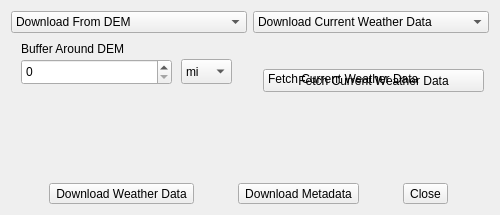
Old version of the form src/gui/stationFetchWidget.ui in the repository firelab/windninja.
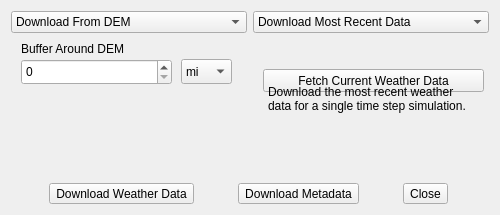
New version of the form. Icons and pictures are not drawn.

What changed in the file:
```diff
--- a/src/gui/stationFetchWidget.ui
+++ b/src/gui/stationFetchWidget.ui
@@ -153,7 +153,7 @@
           <widget class="QComboBox" name="timeLoc">
            <item>
             <property name="text">
-             <string>Download Current Weather Data</string>
+             <string>Download Most Recent Data</string>
             </property>
            </item>
            <item>
@@ -197,11 +197,14 @@
                <x>15</x>
                <y>30</y>
                <width>211</width>
-               <height>20</height>
+               <height>61</height>
               </rect>
              </property>
              <property name="text">
-              <string>Fetch Current Weather Data</string>
+              <string>&lt;html&gt;&lt;head/&gt;&lt;body&gt;&lt;p&gt;Download the most recent weather data for a single time step simulation.&lt;/p&gt;&lt;/body&gt;&lt;/html&gt;</string>
+             </property>
+             <property name="wordWrap">
+              <bool>true</bool>
              </property>
             </widget>
            </widget>
```
